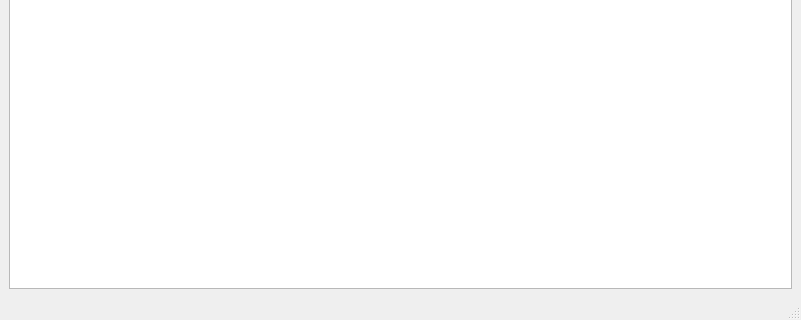
Old version of the form source/qtdesigner/directory_preferite_ui.ui in the repository MValaguz/MGrep; both pictures show x 0 to 801 and y 280 to 600 of the 801 by 600 pixel window.
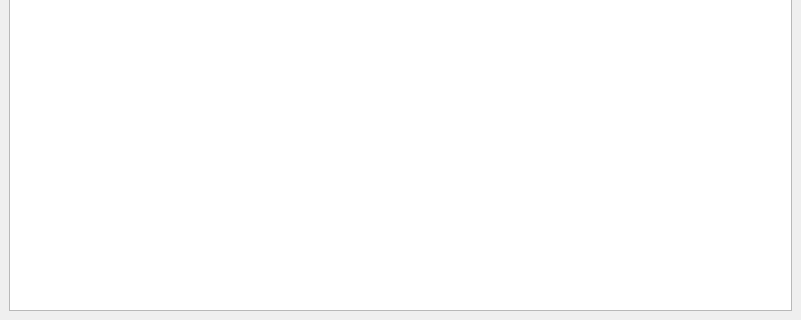
New version of the form. Icons and pictures are not drawn.

```diff
--- a/source/qtdesigner/directory_preferite_ui.ui
+++ b/source/qtdesigner/directory_preferite_ui.ui
@@ -37,7 +37,6 @@
     </item>
    </layout>
   </widget>
-  <widget class="QStatusBar" name="statusbar"/>
   <widget class="QToolBar" name="toolBar">
    <property name="windowTitle">
     <string>toolBar</string>
```
